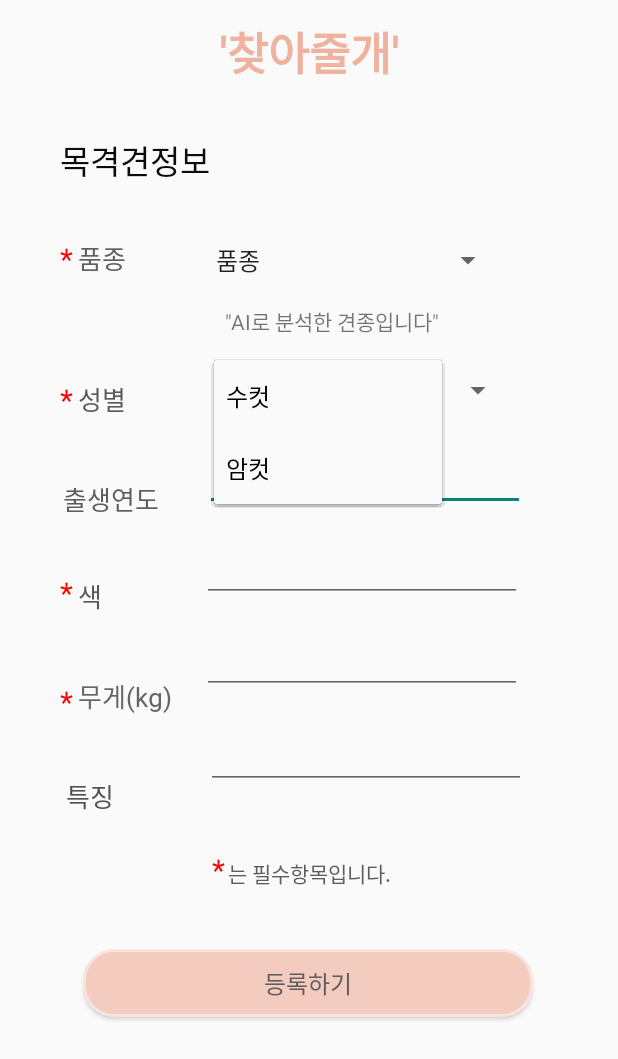
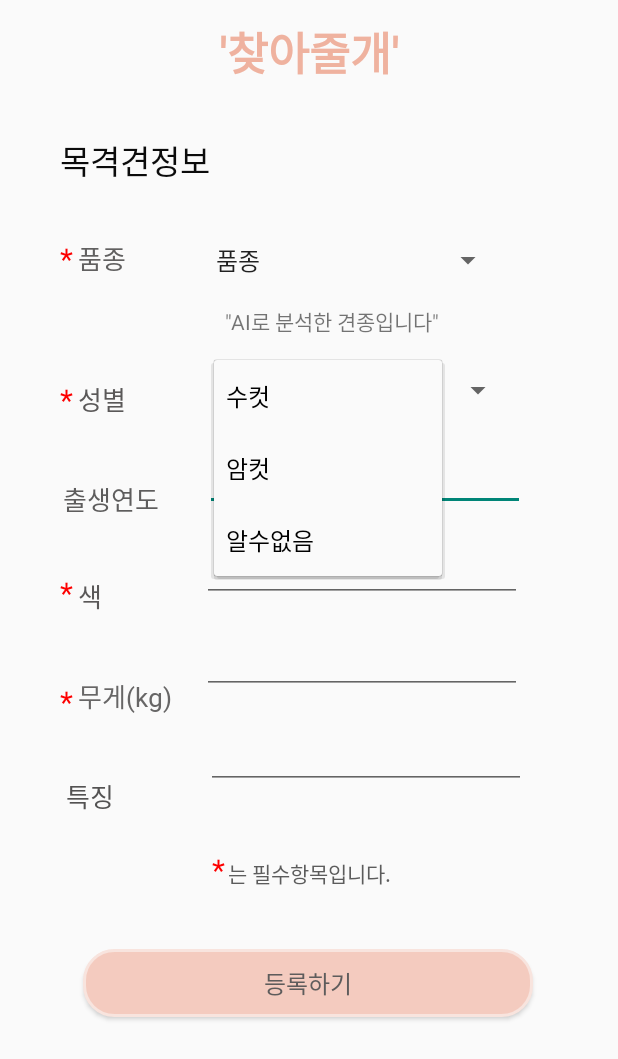
Before and after one commit to 2021-SMHRD-KDT-AI-4/YB, an Android app: the F_Dog_Write_2 screen opened directly, with no data from a screen before it, after a tap on "수컷", on a phone screen of 412 x 824 dp. Shown: the top 1059 px of the screen. Run offline under Robolectric (Android 15) with nearby library versions, the phone set to English and light mode, and no system bars; our stand-ins replace Volley; network calls fail.

Commit message:
병주 0815 성별 크기 맞춤

```diff
--- a/app/src/main/java/com/example/findyourdog/F_Dog_Write_2.java
+++ b/app/src/main/java/com/example/findyourdog/F_Dog_Write_2.java
@@ -58,6 +58,7 @@ public class F_Dog_Write_2 extends AppCompatActivity {
 
     String[] dogs = {"품종","골든 리트리버","닥스훈트","말티즈","믹스견","보더 콜리","비숑","시바",
             "시츄","요크셔 테리어","웰시 코기","진도견","차우차우","치와와","포메라니안","푸들","허스키","알수없음"};
+    String[] gender = {"수컷","암컷","알수없음"};
 
     @Override
     protected void onCreate(Bundle savedInstanceState) {
@@ -102,7 +103,17 @@ public class F_Dog_Write_2 extends AppCompatActivity {
             int dogs_index = Arrays.asList(dogs).indexOf(f_breed);
             spinner.setSelection(dogs_index);
         }
-        genderspinner();
+//        genderspinner();
+        Spinner genderspinner = findViewById(R.id.edt_f_sex);
+        ArrayAdapter<String> genderadapter = new ArrayAdapter<String>(
+                this, android.R.layout.simple_spinner_item, gender
+        );
+
+        // 드롭다운 클릭 시 선택 창
+        genderadapter.setDropDownViewResource(android.R.layout.simple_spinner_dropdown_item);
+        // 스피너에 어댑터 설정
+        genderspinner.setAdapter(genderadapter);
+        // 스피너에서 선택 했을 경우 이벤트 처리
 
         btn_f_next2.setOnClickListener(new View.OnClickListener() {
             @Override
@@ -140,27 +151,27 @@ public class F_Dog_Write_2 extends AppCompatActivity {
         });
 
     }
-    private void genderspinner( ){
-        String[] gender_items = new String[]{
-                "수컷","암컷"
-        };
-        ArrayAdapter <String> genderAdapter = new ArrayAdapter<String>(
-                getApplicationContext(),R.layout.support_simple_spinner_dropdown_item,gender_items);
-        genderAdapter.setDropDownViewResource(R.layout.support_simple_spinner_dropdown_item);
-        edt_f_sex.setAdapter(genderAdapter);
-        edt_f_sex.setOnItemSelectedListener(new AdapterView.OnItemSelectedListener() {
-            @Override
-            public void onItemSelected(AdapterView<?> parent, View view, int position, long id) {
-//                edt_info_sex.setText(gender_items[position]);
-            }
-
-            @Override
-            public void onNothingSelected(AdapterView<?> parent) {
-
-            }
-        });
-
-    }
+//    private void genderspinner( ){
+//        String[] gender_items = new String[]{
+//                "수컷","암컷"
+//        };
+//        ArrayAdapter <String> genderAdapter = new ArrayAdapter<String>(
+//                getApplicationContext(),R.layout.support_simple_spinner_dropdown_item,gender_items);
+//        genderAdapter.setDropDownViewResource(R.layout.support_simple_spinner_dropdown_item);
+//        edt_f_sex.setAdapter(genderAdapter);
+//        edt_f_sex.setOnItemSelectedListener(new AdapterView.OnItemSelectedListener() {
+//            @Override
+//            public void onItemSelected(AdapterView<?> parent, View view, int position, long id) {
+////                edt_info_sex.setText(gender_items[position]);
+//            }
+//
+//            @Override
+//            public void onNothingSelected(AdapterView<?> parent) {
+//
+//            }
+//        });
+//
+//    }
 
 
     public void sendRequest() {
--- a/app/src/main/res/layout/activity_f_dog_write_2.xml
+++ b/app/src/main/res/layout/activity_f_dog_write_2.xml
@@ -238,6 +238,16 @@
         app:layout_constraintStart_toEndOf="@+id/tv_f_sex"
         app:layout_constraintTop_toBottomOf="@+id/textView5" />
 
+    <Spinner
+        android:id="@+id/spn_f_breed"
+        android:layout_width="200dp"
+        android:layout_height="40dp"
+        android:layout_marginStart="136dp"
+        android:layout_marginTop="30dp"
+        android:fontFamily="@font/nanumbarunpenb"
+        app:layout_constraintStart_toStartOf="parent"
+        app:layout_constraintTop_toBottomOf="@+id/tv_f_dog_info" />
+
     <EditText
         android:id="@+id/edt_f_feature"
         android:layout_width="wrap_content"
@@ -264,15 +274,7 @@
         app:layout_constraintStart_toEndOf="@+id/tv_f_kg"
         app:layout_constraintTop_toBottomOf="@+id/edt_f_color" />
 
-    <Spinner
-        android:id="@+id/spn_f_breed"
-        android:layout_width="200dp"
-        android:layout_height="40dp"
-        android:layout_marginStart="136dp"
-        android:layout_marginTop="30dp"
-        android:fontFamily="@font/nanumbarunpenb"
-        app:layout_constraintStart_toStartOf="parent"
-        app:layout_constraintTop_toBottomOf="@+id/tv_f_dog_info" />
+
 
     <TextView
         android:id="@+id/textView5"
--- a/app/src/main/res/layout/activity_l_dog_write2.xml
+++ b/app/src/main/res/layout/activity_l_dog_write2.xml
@@ -49,7 +49,7 @@
         android:layout_width="200dp"
         android:layout_height="40dp"
         android:layout_marginStart="150dp"
-        android:layout_marginTop="20dp"
+        android:layout_marginTop="26dp"
         android:fontFamily="@font/nanumbarunpenb"
         app:layout_constraintStart_toStartOf="parent"
         app:layout_constraintTop_toBottomOf="@+id/img_l_dog_picture2" />
```
Also changed, not shown: app/src/main/java/com/example/findyourdog/L_Dog_Write2.java (+34 -22 lines).
